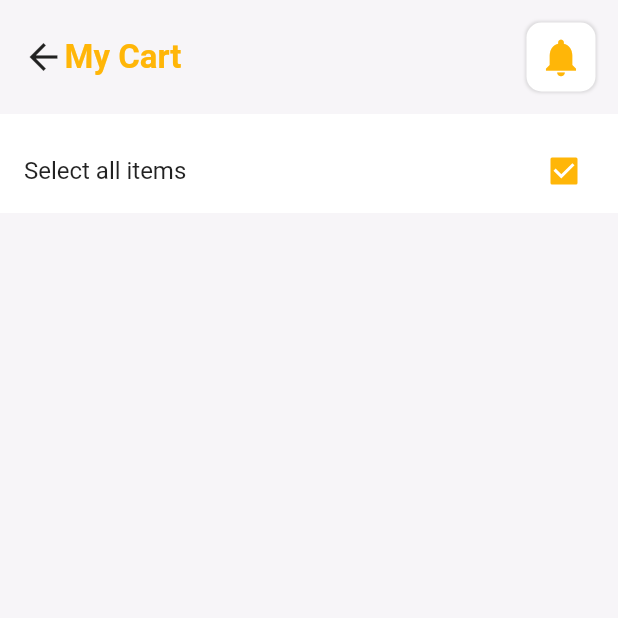
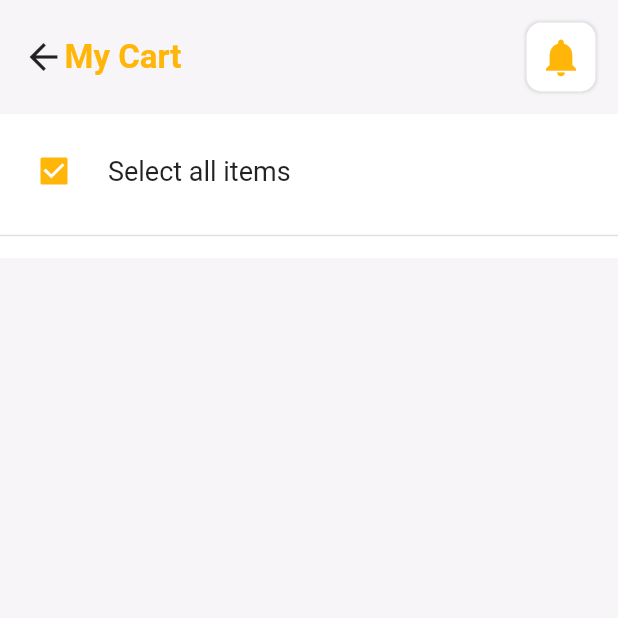
Before and after one commit to chinthanipiumi2001/grocery_store_app, a Flutter app: the CartPage screen opened directly, after a tap on "Select all items", on a phone screen of 412 x 824 dp, the top half of it. Run offline on Flutter 3.47's test engine with Material 2 defaults, Android fonts, the phone set to English and light mode, and no system bars.

```diff
--- a/lib/pages/Cartpage.dart
+++ b/lib/pages/Cartpage.dart
@@ -1,4 +1,5 @@
 import 'package:flutter/material.dart';
+import 'package:grocery_store_app/widgets/CartItemSamples.dart';
 
 class CartPage extends StatefulWidget{
   @override
@@ -64,14 +65,20 @@ class _CartPageState extends State<CartPage>{
                 activeColor:Color(0xFFFFB608),
                 title: Text(
                     "Select all items",
+                  style: TextStyle(
+                    fontSize: 18,
+                  ),
                 ),
                 value: checkValue,
                 onChanged: (newValue){
                   setState(() {
                     checkValue = newValue!;
                   });
-                }
+                },
+                controlAffinity: ListTileControlAffinity.leading,
               ),
+              Divider(height: 30,thickness: 1),
+              CartItemSamples(),
             ],),
           ),
         ],
--- /dev/null
+++ b/lib/widgets/CartItemSamples.dart
@@ -0,0 +1,13 @@
+import 'package:flutter/material.dart';
+
+class CartItemSamples extends StatefulWidget{
+  @override
+  State<CartItemSamples> createState() => _CartItemSamplesState();
+}
+
+class _CartItemSamplesState extends State<CartItemSamples>{
+  @override
+  Widget build(BuildContext context){
+    return Container();
+  }
+}
```
